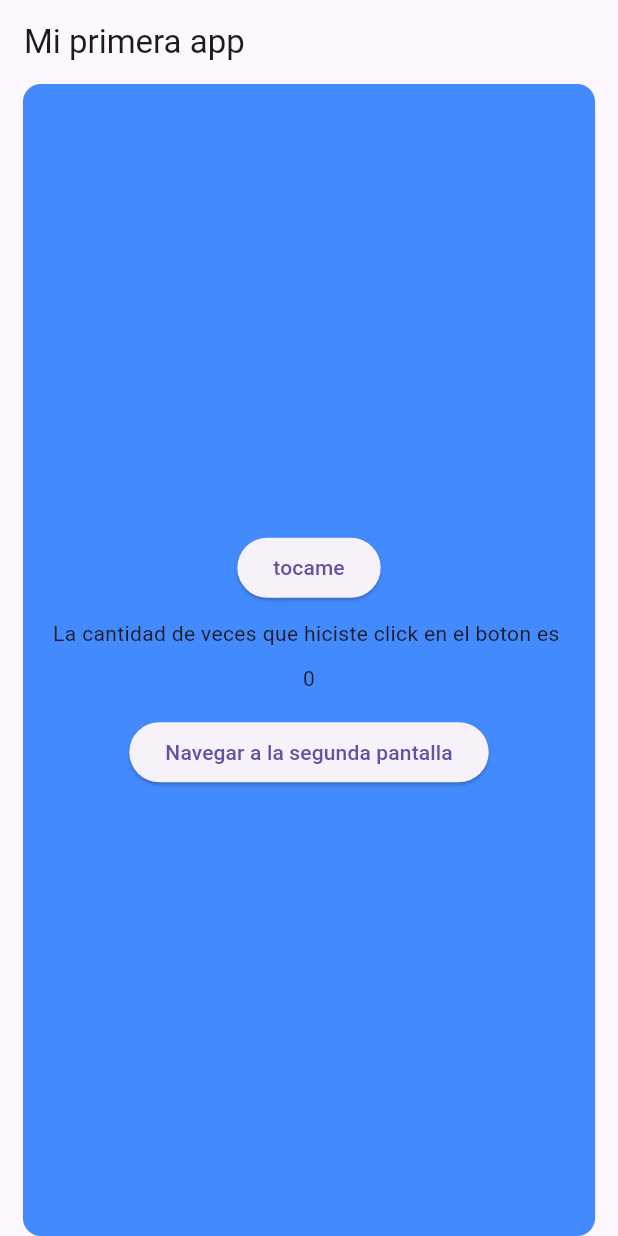
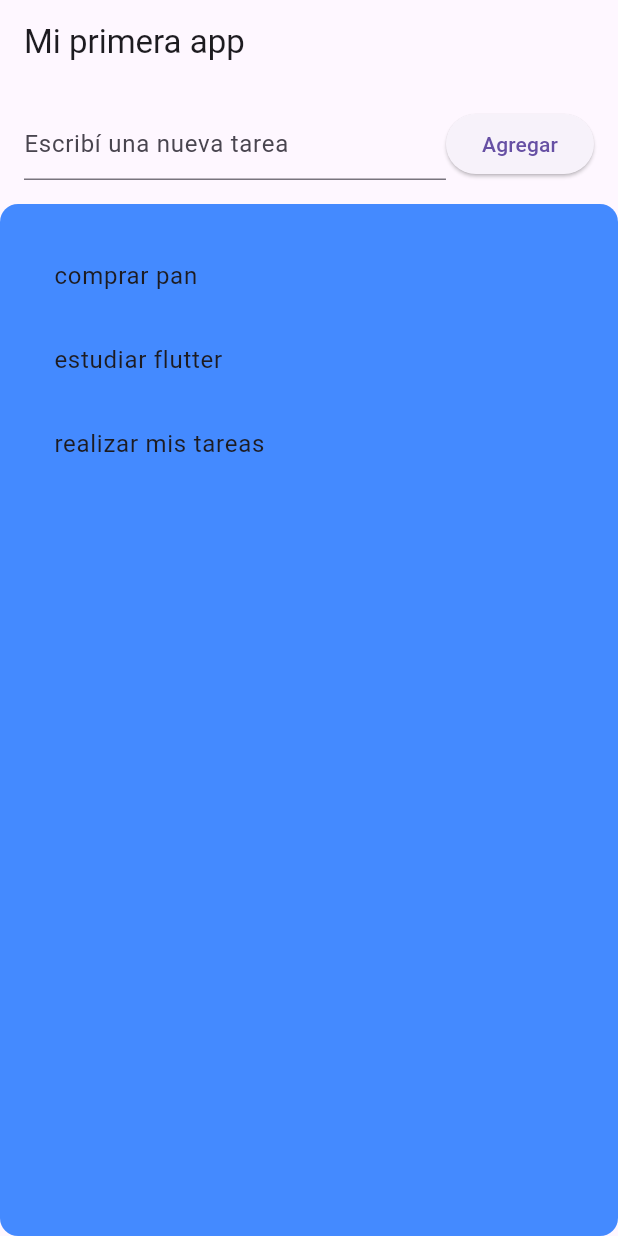
Before and after one commit to velardejesushsd-prog/my_app_flutter, a Flutter app: the screen it shows after launch, on a phone screen of 412 x 824 dp. Run offline on Flutter 3.47's test engine with Material 3 defaults, Android fonts, the phone set to English and light mode, and no system bars.

Commit message:
Day4 mini lista de tareas

```diff
--- a/lib/main.dart
+++ b/lib/main.dart
@@ -22,80 +22,59 @@ class PantallaPrincipal extends StatefulWidget {
 
 class _PantallaPrincipalState extends State<PantallaPrincipal> {
   int contador = 0;
+  List<String> listaDeTareas = [
+    'comprar pan ',
+    'estudiar flutter',
+    'realizar mis tareas',
+  ];
+  final TextEditingController controller = TextEditingController();
 
   @override
   Widget build(BuildContext context) {
-    return MaterialApp(
-      home: Scaffold(
-        appBar: AppBar(title: Text('Mi primera app')),
-        body: Center(
-          child: Container(
-            padding: const EdgeInsets.all(20),
-            decoration: BoxDecoration(
-              color: Colors.blueAccent,
-              borderRadius: BorderRadius.circular(12),
-            ),
-            child: Column(
-              mainAxisAlignment: MainAxisAlignment.center,
+    return Scaffold(
+      appBar: AppBar(title: Text('Mi primera app')),
+      body: Column(
+        children: [
+          Padding(
+            padding: const EdgeInsets.all(16),
+            child: Row(
               children: [
+                Expanded(
+                  child: TextField(
+                    controller: controller,
+                    decoration: const InputDecoration(
+                      hintText: 'Escribí una nueva tarea',
+                    ),
+                  ),
+                ),
                 ElevatedButton(
                   onPressed: () {
                     setState(() {
-                      contador++;
+                      listaDeTareas.add(controller.text);
+                      controller.clear();
                     });
-                    print(contador);
                   },
-                  child: const Text('tocame'),
-                ),
-                SizedBox(height: 10),
-                Text('La cantidad de veces que hiciste click en el boton es '),
-                SizedBox(height: 10),
-                Text('$contador'),
-
-                SizedBox(height: 15),
-
-                ElevatedButton(
-                  onPressed: () {
-                    Navigator.push(
-                      context,
-                      MaterialPageRoute(
-                        builder: (context) => SegundaPantalla(),
-                      ),
-                    );
-                  },
-                  child: Text('Navegar a la segunda pantalla'),
+                  child: const Text('Agregar'),
                 ),
               ],
             ),
           ),
-        ),
+          Expanded(
+            child: Container(
+              padding: const EdgeInsets.all(20),
+              decoration: BoxDecoration(
+                color: Colors.blueAccent,
+                borderRadius: BorderRadius.circular(12),
+              ),
+              child: ListView(
+                children: listaDeTareas
+                    .map((tarea) => ListTile(title: Text(tarea)))
+                    .toList(),
+              ),
+            ),
+          ),
+        ],
       ),
     );
   }
 }
-
-class SegundaPantalla extends StatelessWidget {
-  const SegundaPantalla({super.key});
-
-  @override
-  Widget build(BuildContext context) {
-    return Scaffold(
-      appBar: AppBar(title: Text('Segunda pantalla')),
-      body: Center(
-        child: Container(
-          child: Column(
-            mainAxisAlignment: MainAxisAlignment.center,
-            children: [
-              ElevatedButton(
-                onPressed: () {
-                  Navigator.pop(context);
-                },
-                child: Text('Volver a la pantalla principal'),
-              ),
-            ],
-          ),
-        ),
-      ),
-    );
-  }
-}
```
